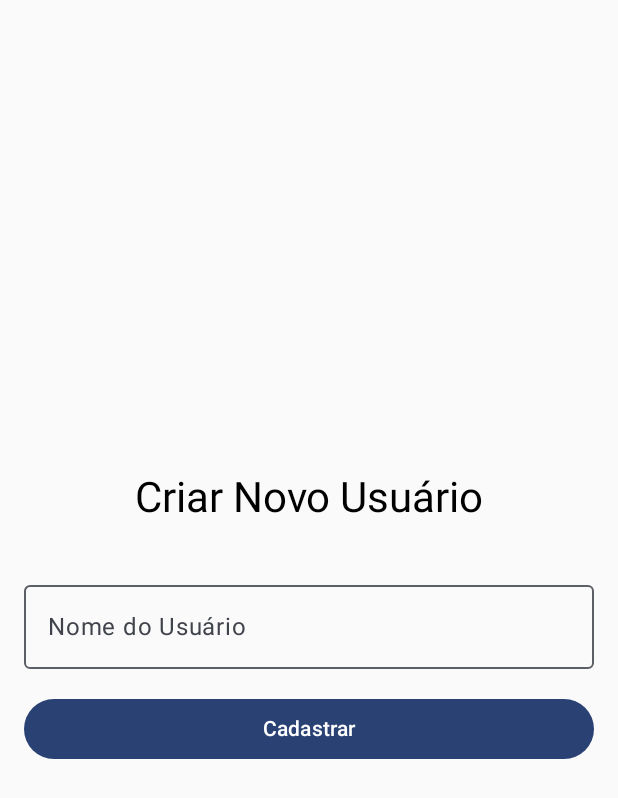
After one commit to Meu-Laboratorio/java-spring-hexagonal-ddd-rest, an Android app built with Jetpack Compose: the SignUpActivity screen opened directly, with no data from a screen before it, on a phone screen of 412 x 824 dp. The commit adds this screen. Shown: the top 798 px of the screen. Run offline under Robolectric (Android 15) with nearby library versions, the phone set to English and light mode, and no system bars.

Commit message:
Release 1.0.0

```diff
--- a/frontend/mobile/TaskManager/app/build.gradle.kts
+++ b/frontend/mobile/TaskManager/app/build.gradle.kts
@@ -13,7 +13,7 @@ android {
         minSdk = 36
         targetSdk = 36
         versionCode = 1
-        versionName = "1.0"
+        versionName = "1.0.0"
 
         testInstrumentationRunner = "androidx.test.runner.AndroidJUnitRunner"
     }
--- /dev/null
+++ b/frontend/mobile/TaskManager/app/src/main/java/com/gusrubin/lab/taskmanager/SignUpActivity.kt
@@ -0,0 +1,36 @@
+package com.gusrubin.lab.taskmanager
+
+import android.os.Bundle
+import androidx.activity.ComponentActivity
+import androidx.activity.compose.setContent
+import androidx.activity.viewModels
+import androidx.compose.runtime.collectAsState
+import androidx.compose.runtime.getValue
+import com.gusrubin.lab.taskmanager.data.network.RetrofitInstance
+import com.gusrubin.lab.taskmanager.data.repository.TaskRepository
+import com.gusrubin.lab.taskmanager.ui.SignUpScreen
+import com.gusrubin.lab.taskmanager.ui.theme.TaskManagerTheme
+import com.gusrubin.lab.taskmanager.ui.viewmodel.TaskViewModel
+import com.gusrubin.lab.taskmanager.ui.viewmodel.TaskViewModelFactory
+
+class SignUpActivity : ComponentActivity() {
+
+    private val viewModel: TaskViewModel by viewModels {
+        TaskViewModelFactory(TaskRepository(RetrofitInstance.api))
+    }
+
+    override fun onCreate(savedInstanceState: Bundle?) {
+        super.onCreate(savedInstanceState)
+        setContent {
+            TaskManagerTheme {
+                val creationState by viewModel.userCreationState.collectAsState()
+                SignUpScreen(
+                    creationState = creationState,
+                    onSignUpClick = { name ->
+                        viewModel.createUser(name)
+                    }
+                )
+            }
+        }
+    }
+}
--- a/frontend/mobile/TaskManager/app/src/main/java/com/gusrubin/lab/taskmanager/data/model/User.kt
+++ b/frontend/mobile/TaskManager/app/src/main/java/com/gusrubin/lab/taskmanager/data/model/User.kt
@@ -3,7 +3,7 @@ package com.gusrubin.lab.taskmanager.data.model
 import com.google.gson.annotations.SerializedName
 
 data class User(
-    @SerializedName("id") val id: String,
+    @SerializedName("id") val id: Long,
     @SerializedName("name") val name: String,
     @SerializedName("email") val email: String
 )
--- a/frontend/mobile/TaskManager/app/src/main/java/com/gusrubin/lab/taskmanager/data/model/UserWithTasks.kt
+++ b/frontend/mobile/TaskManager/app/src/main/java/com/gusrubin/lab/taskmanager/data/model/UserWithTasks.kt
@@ -3,7 +3,7 @@ package com.gusrubin.lab.taskmanager.data.model
 import com.google.gson.annotations.SerializedName
 
 data class UserWithTasks(
-    @SerializedName("id") val id: String,
+    @SerializedName("id") val id: Long,
     @SerializedName("name") val name: String,
     @SerializedName("email") val email: String,
     @SerializedName("tasks") val tasks: List<Task>
--- /dev/null
+++ b/frontend/mobile/TaskManager/app/src/main/java/com/gusrubin/lab/taskmanager/ui/SignUpScreen.kt
@@ -0,0 +1,76 @@
+package com.gusrubin.lab.taskmanager.ui
+
+import android.content.Intent
+import androidx.compose.foundation.layout.*
+import androidx.compose.material3.*
+import androidx.compose.runtime.*
+import androidx.compose.ui.Alignment
+import androidx.compose.ui.Modifier
+import androidx.compose.ui.platform.LocalContext
+import androidx.compose.ui.unit.dp
+import com.gusrubin.lab.taskmanager.MainActivity
+import com.gusrubin.lab.taskmanager.data.model.User
+import com.gusrubin.lab.taskmanager.ui.viewmodel.UiState
+
+@Composable
+fun SignUpScreen(creationState: UiState<User>, onSignUpClick: (String) -> Unit) {
+    var name by remember { mutableStateOf("") }
+    val context = LocalContext.current
+
+    // Observa o estado da criação do usuário para navegar em caso de sucesso
+    LaunchedEffect(creationState) {
+        if (creationState is UiState.Success) {
+            val intent = Intent(context, MainActivity::class.java).apply {
+                // Corrigido: Converte o ID (Long) para String para a Intent
+                putExtra("USER_ID", creationState.data.id.toString())
+                flags = Intent.FLAG_ACTIVITY_NEW_TASK or Intent.FLAG_ACTIVITY_CLEAR_TASK
+            }
+            context.startActivity(intent)
+        }
+    }
+
+    Column(
+        modifier = Modifier
+            .fillMaxSize()
+            .padding(16.dp),
+        verticalArrangement = Arrangement.Center,
+        horizontalAlignment = Alignment.CenterHorizontally
+    ) {
+        Text("Criar Novo Usuário", style = MaterialTheme.typography.headlineMedium)
+        Spacer(modifier = Modifier.height(32.dp))
+
+        OutlinedTextField(
+            value = name,
+            onValueChange = { name = it },
+            label = { Text("Nome do Usuário") },
+            modifier = Modifier.fillMaxWidth(),
+            isError = creationState is UiState.Error
+        )
+
+        if (creationState is UiState.Error) {
+            Text(
+                text = "Erro: ${creationState.message}",
+                color = MaterialTheme.colorScheme.error,
+                modifier = Modifier.padding(top = 8.dp)
+            )
+        }
+
+        Spacer(modifier = Modifier.height(16.dp))
+
+        Button(
+            onClick = { onSignUpClick(name) },
+            modifier = Modifier.fillMaxWidth(),
+            // Corrigido: O botão fica habilitado no estado Idle, desabilitado apenas no Loading
+            enabled = creationState !is UiState.Loading
+        ) {
+            when (creationState) {
+                is UiState.Loading -> {
+                    CircularProgressIndicator(modifier = Modifier.size(24.dp))
+                }
+                else -> {
+                    Text("Cadastrar")
+                }
+            }
+        }
+    }
+}
```
Also changed, not shown: frontend/mobile/TaskManager/app/src/main/AndroidManifest.xml (+14 -2 lines), frontend/mobile/TaskManager/app/src/main/java/com/gusrubin/lab/taskmanager/LoginActivity.kt (added, +18 -0 lines), frontend/mobile/TaskManager/app/src/main/java/com/gusrubin/lab/taskmanager/MainActivity.kt (+139 -107 lines), frontend/mobile/TaskManager/app/src/main/java/com/gusrubin/lab/taskmanager/data/model/Task.kt (+5 -3 lines), frontend/mobile/TaskManager/app/src/main/java/com/gusrubin/lab/taskmanager/data/repository/TaskRepository.kt (+6 -6 lines), frontend/mobile/TaskManager/app/src/main/java/com/gusrubin/lab/taskmanager/ui/LoginScreen.kt (added, +62 -0 lines), frontend/mobile/TaskManager/app/src/main/java/com/gusrubin/lab/taskmanager/ui/viewmodel/TaskViewModel.kt (+34 -24 lines).
